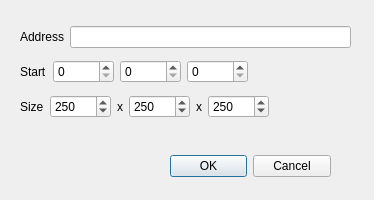
Qt form neurolabi/gui/dvidimagedialog.ui (janelia-flyem/NeuTu) before a commit.
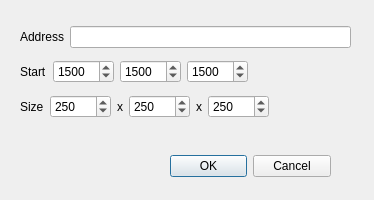
The same form after that commit.

```diff
--- a/neurolabi/gui/dvidimagedialog.ui
+++ b/neurolabi/gui/dvidimagedialog.ui
@@ -29,7 +29,7 @@
     <set>QDialogButtonBox::Cancel|QDialogButtonBox::Ok</set>
    </property>
   </widget>
-  <widget class="QWidget" name="">
+  <widget class="QWidget" name="layoutWidget">
    <property name="geometry">
     <rect>
      <x>20</x>
@@ -71,6 +71,9 @@
             <property name="maximum">
              <number>10000</number>
             </property>
+            <property name="value">
+             <number>1500</number>
+            </property>
            </widget>
           </item>
           <item>
@@ -78,6 +81,9 @@
             <property name="maximum">
              <number>10000</number>
             </property>
+            <property name="value">
+             <number>1500</number>
+            </property>
            </widget>
           </item>
           <item>
@@ -85,6 +91,9 @@
             <property name="maximum">
              <number>10000</number>
             </property>
+            <property name="value">
+             <number>1500</number>
+            </property>
            </widget>
           </item>
          </layout>
```
Left out of the diff: 16 changed lines with no effect on the pictures.
